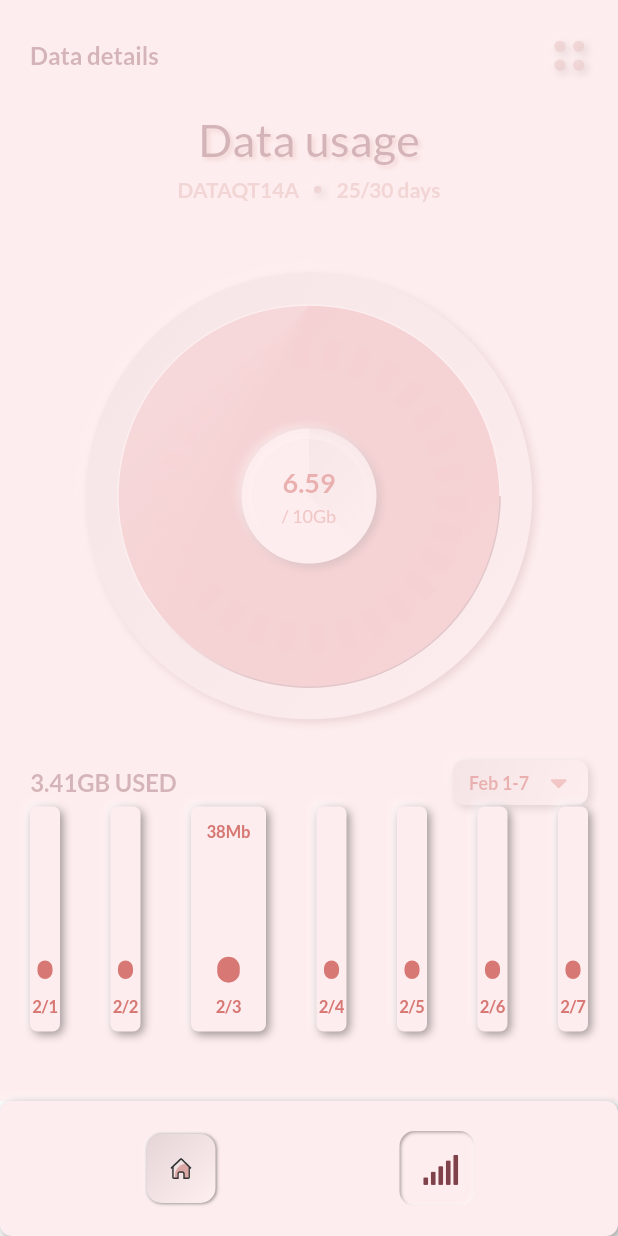
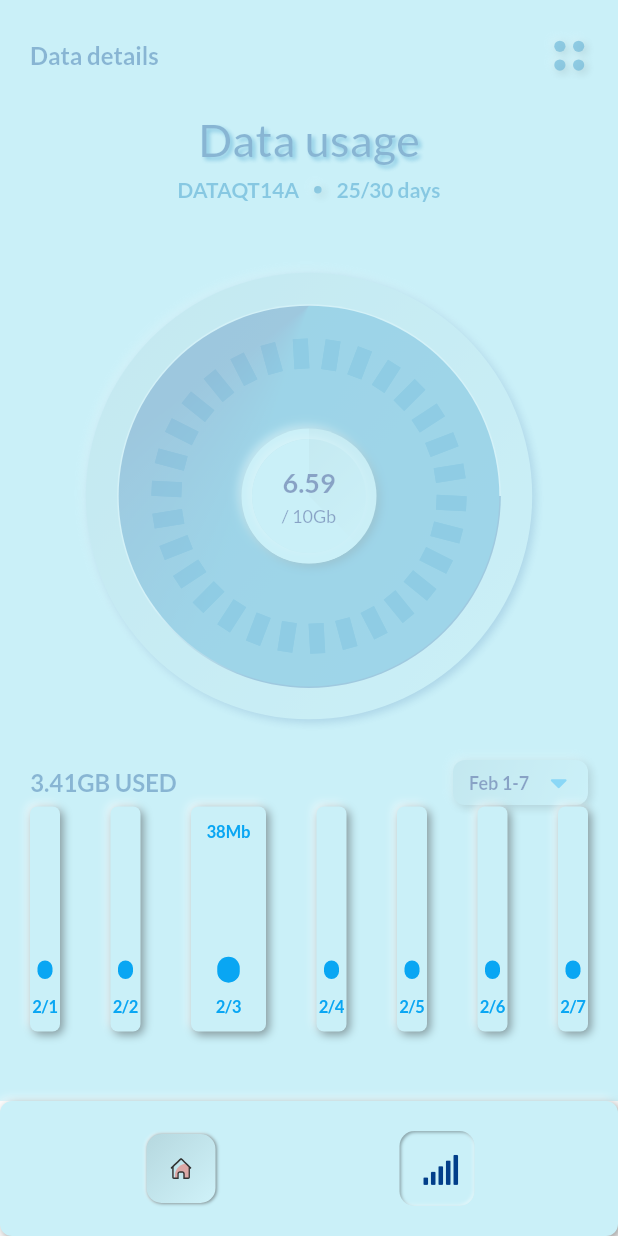
Before and after one commit to nayakastha/data-viewer, a Flutter app: the screen it shows after launch, after a tap on an icon or button, on a phone screen of 412 x 824 dp. Run offline on Flutter 3.47's test engine with Material 2 defaults, Android fonts, the light colour scheme and no system bars; drawn by our look-alikes of flutter_neumorphic; our stand-ins replace flutter_svg, font_awesome_flutter, google_fonts, lottie; statements that could not run were skipped.

Commit message:
minor fixes

```diff
--- a/DataSave/lib/core/colors.dart
+++ b/DataSave/lib/core/colors.dart
@@ -1,7 +1,7 @@
 import 'package:flutter/material.dart';
 
-const kSwatch1 = Color(0xffd77874);
-const kSwatch2 = Color(0xffFEEDEE);
-const kSwatch3 = Color(0xffdca8a6);
-const kSwatch4 = Color(0xffc03631);
-const kSwatch5 = Color(0xff7F424A);
+const kSwatch1 = Color(0xff09A6F3);
+const kSwatch2 = Color(0xffcaf0f8);
+const kSwatch3 = Color(0xff0077b6);
+const kSwatch4 = Color(0xff03045e);
+const kSwatch5 = Color(0xff023e8a);
--- a/DataSave/lib/presentation/widgets/big_arc_painter.dart
+++ b/DataSave/lib/presentation/widgets/big_arc_painter.dart
@@ -11,10 +11,7 @@ class BigArcPainter extends CustomPainter {
   void paint(Canvas canvas, Size size) {
     const Gradient outerGradient = SweepGradient(
       center: Alignment.topCenter,
-      colors: <Color>[
-        Color(0xffDD767B),
-        Color(0xffE8969B),
-      ],
+      colors: <Color>[kSwatch3, kSwatch5],
       stops: [
         0.3,
         0.4,
--- a/DataSave/lib/presentation/widgets/data_bar_chart.dart
+++ b/DataSave/lib/presentation/widgets/data_bar_chart.dart
@@ -175,7 +175,7 @@ class DataPieChart extends StatelessWidget {
                     Text(
                       '/ 10Gb',
                       style: TextStyle(
-                          color: kSwatch1,
+                          color: kSwatch4,
                           fontSize: 12,
                           fontWeight: FontWeight.normal),
                     ),
--- a/DataSave/lib/presentation/widgets/fade_animations.dart
+++ b/DataSave/lib/presentation/widgets/fade_animations.dart
@@ -50,24 +50,12 @@ class _FadeFromUpAnimationState extends State<FadeFromUpAnimation>
       );
     }
 
-    AnimationController _currentController() {
-      switch (widget.endController.status == AnimationStatus.forward) {
-        case true:
-          return widget.endController;
-
-          break;
-        default:
-          return widget.startController;
-      }
-    }
-
     return SlideTransition(
         position: _animation,
         child: Opacity(
           opacity: Tween(begin: 0.0, end: 1.0)
               .animate(CurvedAnimation(
-                  parent: widget.startController,
-                  curve: Curves.easeOut))
+                  parent: widget.startController, curve: Curves.easeOut))
               .value,
           child: widget.child,
         ));
--- a/DataSave/lib/presentation/widgets/gear_painter.dart
+++ b/DataSave/lib/presentation/widgets/gear_painter.dart
@@ -1,6 +1,7 @@
 import 'dart:math';
 import 'dart:ui';
 
+import 'package:data_save/core/colors.dart';
 import 'package:flutter/material.dart';
 
 class GearPainter extends CustomPainter {
@@ -11,7 +12,7 @@ class GearPainter extends CustomPainter {
   void paint(Canvas canvas, Size size) {
     final Paint tickPaint = Paint()
       ..strokeCap = StrokeCap.butt
-      ..color = const Color(0xffF5D4D6);
+      ..color = kSwatch3;
     double tickMarkLength;
     final double angle = pi / 15;
     final radius = size.width / 2;
--- a/DataSave/lib/presentation/widgets/sim_card_widget.dart
+++ b/DataSave/lib/presentation/widgets/sim_card_widget.dart
@@ -42,7 +42,7 @@ class SIMCardWidget extends StatelessWidget {
                         '5G/4G',
                         style: TextStyle(
                             fontSize: 12,
-                            color: kSwatch1,
+                            color: kSwatch4,
                             fontWeight: FontWeight.normal),
                       ),
                       const Spacer(),
```
